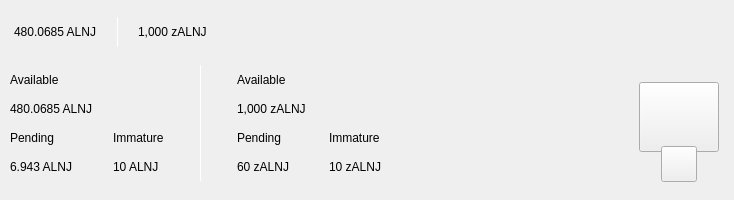
The window that src/qt/alnj/forms/topbar.ui (Gh0st-N1njA/ALNJCoin) describes before a commit, drawn with Qt 5.
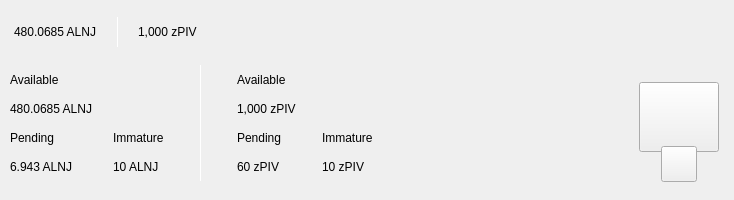
The same window after the commit. Custom widgets are drawn as their Qt base class.

Commit message: ALNJ conversion

Patch:
```diff
--- a/src/qt/alnj/forms/topbar.ui
+++ b/src/qt/alnj/forms/topbar.ui
@@ -188,7 +188,7 @@
                </size>
               </property>
               <property name="text">
-               <string notr="true">1,000 zALNJ</string>
+               <string>1,000 zPIV</string>
               </property>
              </widget>
             </item>
@@ -500,7 +500,6 @@
             </widget>
            </item>
            <item>
-            <widget class="QWidget" name="zerocoinBalances" native="true">
              <layout class="QVBoxLayout" name="verticalLayout_8">
               <property name="spacing">
                <number>0</number>
@@ -508,15 +507,6 @@
               <property name="leftMargin">
                <number>30</number>
               </property>
-              <property name="topMargin">
-               <number>0</number>
-              </property>
-              <property name="rightMargin">
-               <number>0</number>
-              </property>
-              <property name="bottomMargin">
-               <number>0</number>
-              </property>
               <item>
                <layout class="QVBoxLayout" name="verticalLayout">
                 <item>
@@ -529,7 +519,7 @@
                 <item>
                  <widget class="QLabel" name="labelAvailablezAlng">
                   <property name="text">
-                   <string notr="true">1,000 zALNJ</string>
+                  <string>1,000 zPIV</string>
                   </property>
                  </widget>
                 </item>
@@ -552,7 +542,7 @@
                   <item>
                    <widget class="QLabel" name="labelPendingzAlng">
                     <property name="text">
-                     <string notr="true">60 zALNJ</string>
+                    <string>60 zPIV</string>
                     </property>
                    </widget>
                   </item>
@@ -586,7 +576,7 @@
                   <item>
                    <widget class="QLabel" name="labelImmaturezAlng">
                     <property name="text">
-                     <string notr="true">10 zALNJ</string>
+                    <string>10 zPIV</string>
                     </property>
                    </widget>
                   </item>
@@ -595,7 +585,6 @@
                </layout>
               </item>
              </layout>
-            </widget>
            </item>
           </layout>
          </item>
```
Left out of the diff: 50 changed lines with no effect on the pictures. Lines whose indentation alone changed are shown as unchanged. The commit also changes 981 other files.
